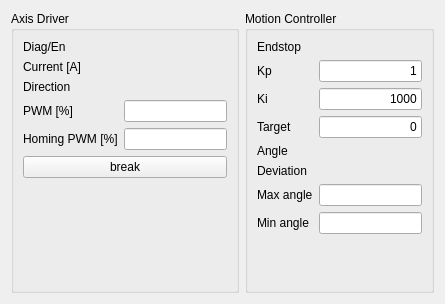
ivantaran/myrotator-gui, file ui/StateWidget.ui: the form before one commit.
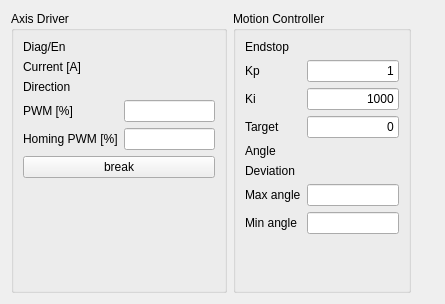
The form after the commit.

Patch:
```diff
--- a/ui/StateWidget.ui
+++ b/ui/StateWidget.ui
@@ -299,6 +299,19 @@
      </layout>
     </widget>
    </item>
+   <item>
+    <spacer name="horizontalSpacer">
+     <property name="orientation">
+      <enum>Qt::Horizontal</enum>
+     </property>
+     <property name="sizeHint" stdset="0">
+      <size>
+       <width>40</width>
+       <height>20</height>
+      </size>
+     </property>
+    </spacer>
+   </item>
   </layout>
  </widget>
  <resources/>
```
